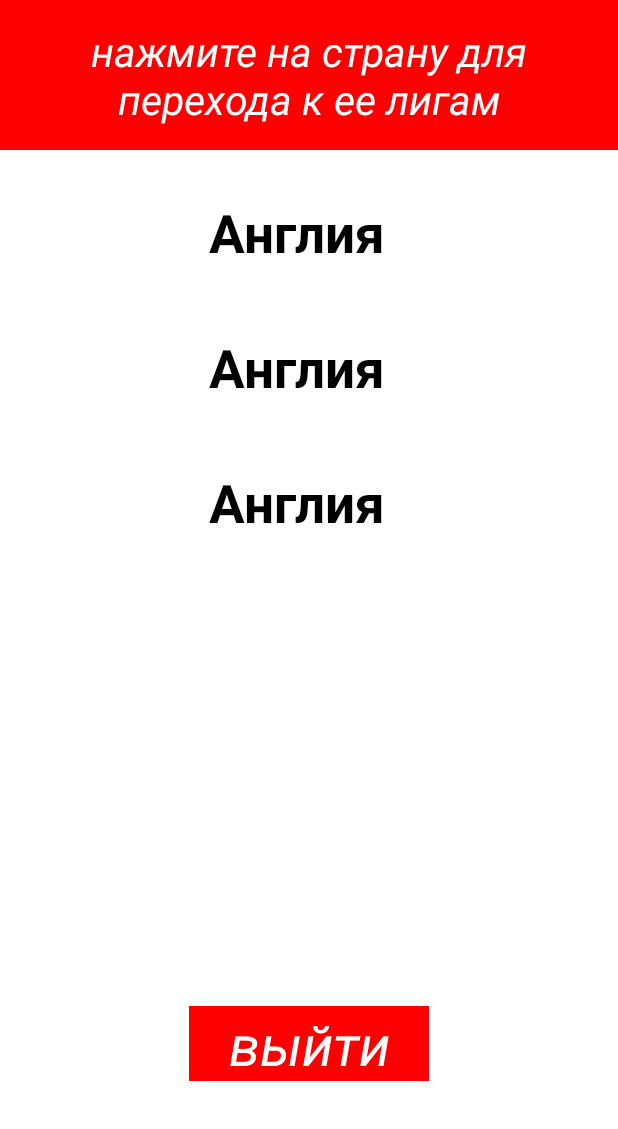
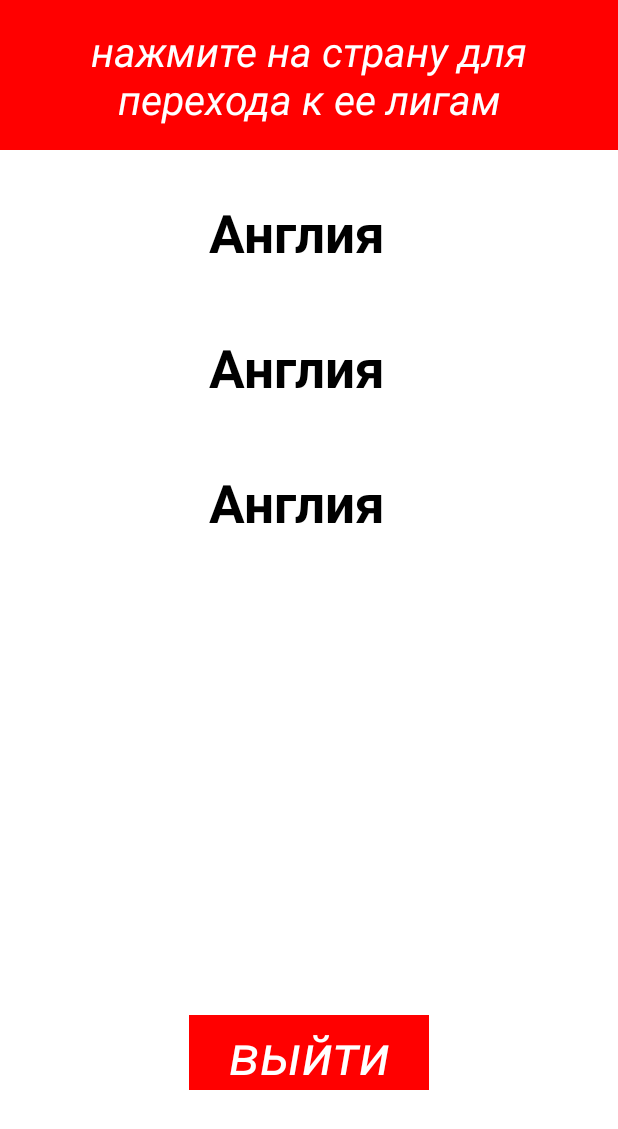
Before and after one commit to prokofich/MyFootball4, an Android app: the layout fragment_country.xml on its own in the app's theme, with its tools: preview values and no code run, on a phone screen of 412 x 824 dp. Shown: the top 1129 px of the screen. Run offline under Robolectric (Android 15) with nearby library versions, the light colour scheme and no system bars; network calls fail.

Commit message:
изменил черную тему+прописал аннотации для релиза

```diff
--- a/app/src/main/java/com/example/football4/adapter/CountryAdapter.kt
+++ b/app/src/main/java/com/example/football4/adapter/CountryAdapter.kt
@@ -5,6 +5,7 @@
 import android.view.LayoutInflater
 import android.view.View
 import android.view.ViewGroup
+import android.widget.Toast
 import androidx.recyclerview.widget.RecyclerView
 import com.bumptech.glide.Glide
 import com.example.football4.R
--- a/app/src/main/java/com/example/football4/model/Coache.kt
+++ b/app/src/main/java/com/example/football4/model/Coache.kt
@@ -1,9 +1,11 @@
 package com.example.football4.model
 
 import android.os.Parcelable
+import androidx.annotation.Keep
 import kotlinx.android.parcel.Parcelize
 
 @Parcelize
+@Keep
 data class Coache(
     val coach_age: String,
     val coach_country: String,
--- a/app/src/main/java/com/example/football4/model/Player.kt
+++ b/app/src/main/java/com/example/football4/model/Player.kt
@@ -1,9 +1,11 @@
 package com.example.football4.model
 
 import android.os.Parcelable
+import androidx.annotation.Keep
 import kotlinx.android.parcel.Parcelize
 
 @Parcelize
+@Keep
 data class Player(
     val player_key: String,
     val player_id : String,
--- a/app/src/main/java/com/example/football4/model/item_countryItem.kt
+++ b/app/src/main/java/com/example/football4/model/item_countryItem.kt
@@ -1,9 +1,11 @@
 package com.example.football4.model
 
 import android.os.Parcelable
+import androidx.annotation.Keep
 import kotlinx.android.parcel.Parcelize
 
 @Parcelize
+@Keep
 data class item_countryItem(
     val country_id: String,
     val country_logo: String,
--- a/app/src/main/java/com/example/football4/model/item_leagueItem.kt
+++ b/app/src/main/java/com/example/football4/model/item_leagueItem.kt
@@ -1,10 +1,12 @@
 package com.example.football4.model
 
 import android.os.Parcelable
+import androidx.annotation.Keep
 import kotlinx.android.parcel.Parcelize
 
 
 @Parcelize
+@Keep
 data class item_leagueItem(
     val country_id: String,
     val country_logo: String,
--- a/app/src/main/java/com/example/football4/model/item_teamItem.kt
+++ b/app/src/main/java/com/example/football4/model/item_teamItem.kt
@@ -1,9 +1,11 @@
 package com.example.football4.model
 
 import android.os.Parcelable
+import androidx.annotation.Keep
 import kotlinx.android.parcel.Parcelize
 
 @Parcelize
+@Keep
 data class item_teamItem(
     val coaches: List<Coache>,
     val players: List<Player>,
--- a/app/src/main/java/com/example/football4/view/CountryFragment.kt
+++ b/app/src/main/java/com/example/football4/view/CountryFragment.kt
@@ -6,6 +6,7 @@
 import android.view.LayoutInflater
 import android.view.View
 import android.view.ViewGroup
+import android.widget.Toast
 import androidx.activity.addCallback
 import androidx.lifecycle.ViewModelProvider
 import androidx.recyclerview.widget.RecyclerView
@@ -41,10 +42,12 @@
         countryViewModel.getCountry()
         countryViewModel.Country.observe(viewLifecycleOwner){ list->
             list.body().let{adapterCountry.setList(it!!)}
+            //Toast.makeText(requireContext(),"${list.body()!![0].country_id}",Toast.LENGTH_SHORT).show()
         }
 
         id_country_exit.setOnClickListener {
-            MAIN.finish()
+            //MAIN.finish()
+            MAIN.finishAffinity()
         }
 
         requireActivity().onBackPressedDispatcher.addCallback(this) {
--- a/app/src/main/res/layout/fragment_country.xml
+++ b/app/src/main/res/layout/fragment_country.xml
@@ -21,7 +21,7 @@
     <androidx.recyclerview.widget.RecyclerView
         android:id="@+id/id_country_rv"
         android:layout_width="400dp"
-        android:layout_height="535dp"
+        android:layout_height="531dp"
         android:layout_gravity="center"
         android:layout_marginTop="10dp"
         app:layoutManager="androidx.recyclerview.widget.LinearLayoutManager"
@@ -32,7 +32,7 @@
         android:layout_width="160dp"
         android:layout_height="50dp"
         android:layout_gravity="center"
-        android:layout_marginTop="25dp"
+        android:layout_marginTop="35dp"
         android:gravity="center"
         android:text="выйти"
         android:background="#ff0000"
--- a/app/src/main/res/values-night/themes.xml
+++ b/app/src/main/res/values-night/themes.xml
@@ -8,7 +8,7 @@
         <!-- Secondary brand color. -->
         <item name="colorSecondary">@color/teal_200</item>
         <item name="colorSecondaryVariant">@color/teal_200</item>
-        <item name="colorOnSecondary">@color/black</item>
+        <item name="colorOnSecondary">@color/white</item>
         <!-- Status bar color. -->
         <item name="android:statusBarColor">?attr/colorPrimaryVariant</item>
         <!-- Customize your theme here. -->
```
Also changed, not shown: app/build.gradle (+8 -2 lines).
